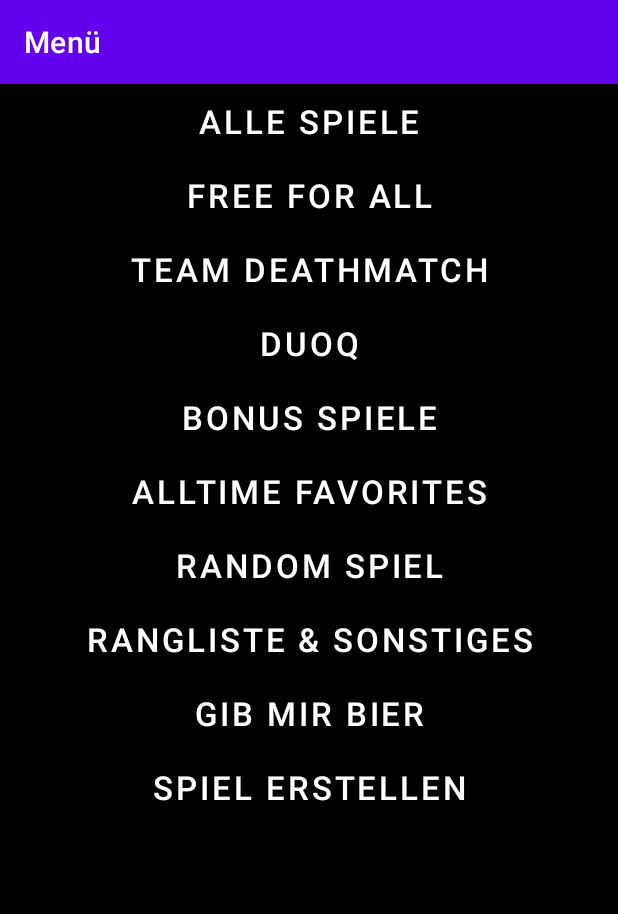
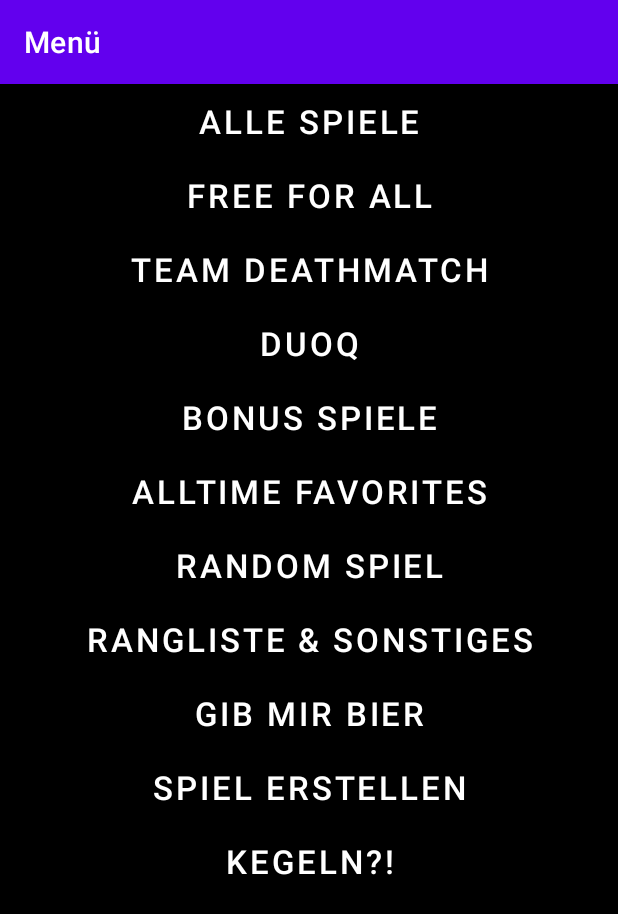
Before and after one commit to sebuech02/inet_test, an Android app: the zweiteSeite screen opened directly, with no data from a screen before it, on a phone screen of 412 x 824 dp. Shown: the top 914 px of the screen. Run offline under Robolectric (Android 15) with nearby library versions, the light colour scheme and no system bars; 1 statement that could not run was skipped.

Commit message:
Design Fixes & Versuch Kegeln Virtuell zu ermöglichen

```diff
--- a/app/src/main/AndroidManifest.xml
+++ b/app/src/main/AndroidManifest.xml
@@ -32,6 +32,8 @@
         <activity android:name=".anmeldung"/>
         <activity android:name=".auswahl"/>
         <activity android:name=".spielerstellen"/>
+        <activity android:name=".kegeln"
+            android:theme="@style/Theme.Inet_test2"/>
     </application>
 
 </manifest>
--- a/app/src/main/java/com/example/inet_test/zweiteSeite.java
+++ b/app/src/main/java/com/example/inet_test/zweiteSeite.java
@@ -23,6 +23,7 @@ public class zweiteSeite extends MainActivity implements View.OnClickListener{
     private Button rang;
     private Button bier;
     private Button spielmachen;
+    private  Button kegeln;
     private ArrayList<spiel> ubergabe;
     private TextView tv;
 
@@ -42,6 +43,7 @@ public class zweiteSeite extends MainActivity implements View.OnClickListener{
         rang=(Button) findViewById(R.id.button8);
         bier=(Button) findViewById(R.id.button9);
         spielmachen=(Button) findViewById(R.id.button10);
+        kegeln =(Button) findViewById(R.id.button11);
         ubergabe=spiel_liste.get();
         alles.setOnClickListener(this);
         free.setOnClickListener(this);
@@ -53,6 +55,7 @@ public class zweiteSeite extends MainActivity implements View.OnClickListener{
         rang.setOnClickListener(this);
         bier.setOnClickListener(this);
         spielmachen.setOnClickListener(this);
+        kegeln.setOnClickListener(this);
         bier_local.init();
         }
         @Override
@@ -93,6 +96,9 @@ public class zweiteSeite extends MainActivity implements View.OnClickListener{
             case R.id.button10:
                 startActivity(new Intent(zweiteSeite.this, spielerstellen.class));
                 break;
+            case R.id.button11:
+                startActivity(new Intent(zweiteSeite.this, kegeln.class));
+                break;
             default:
                 break;
             }
--- a/app/src/main/res/layout/settings.xml
+++ b/app/src/main/res/layout/settings.xml
@@ -6,7 +6,8 @@
     <LinearLayout
         android:layout_width="match_parent"
         android:layout_height="match_parent"
-        android:orientation="vertical">
+        android:orientation="vertical"
+        android:backgroundTint="#000000">
 
         <TextView
             android:layout_width="match_parent"
--- a/app/src/main/res/layout/zweiteseite.xml
+++ b/app/src/main/res/layout/zweiteseite.xml
@@ -99,6 +99,15 @@
             android:backgroundTint="#000000"
             android:text="Spiel erstellen"
             app:layout_constraintEnd_toEndOf="parent" />
+        <Button
+            android:id="@+id/button11"
+            android:layout_width="match_parent"
+            android:layout_height="wrap_content"
+            android:textColor="#ffffff"
+            android:textSize="22dp"
+            android:backgroundTint="#000000"
+            android:text="Kegeln?!"
+            app:layout_constraintEnd_toEndOf="parent" />
     </LinearLayout>
 
 </androidx.constraintlayout.widget.ConstraintLayout>
--- a/app/src/main/res/values-night/themes.xml
+++ b/app/src/main/res/values-night/themes.xml
@@ -3,14 +3,27 @@
     <style name="Theme.Inet_test" parent="Theme.MaterialComponents.DayNight.DarkActionBar">
         <!-- Primary brand color. -->
         <item name="colorPrimary">@color/purple_200</item>
-        <item name="colorPrimaryVariant">@color/purple_700</item>
+        <item name="colorPrimaryVariant">#000000</item>
         <item name="colorOnPrimary">@color/black</item>
         <!-- Secondary brand color. -->
         <item name="colorSecondary">@color/teal_200</item>
         <item name="colorSecondaryVariant">@color/teal_200</item>
         <item name="colorOnSecondary">@color/black</item>
         <!-- Status bar color. -->
-        <item name="android:statusBarColor" tools:targetApi="l">?attr/colorPrimaryVariant</item>
+        <item name="android:statusBarColor" tools:targetApi="l">#000000</item>
+        <!-- Customize your theme here. -->
+    </style>
+    <style name="Theme.Inet_test2" parent="Theme.MaterialComponents.DayNight.NoActionBar">
+        <!-- Primary brand color. -->
+        <item name="colorPrimary">@color/purple_500</item>
+        <item name="colorPrimaryVariant">#000000</item>
+        <item name="colorOnPrimary">@color/black</item>
+        <!-- Secondary brand color. -->
+        <item name="colorSecondary">@color/teal_200</item>
+        <item name="colorSecondaryVariant">@color/teal_700</item>
+        <item name="colorOnSecondary">@color/black</item>
+        <!-- Status bar color. -->
+        <item name="android:statusBarColor" tools:targetApi="l">#000000</item>
         <!-- Customize your theme here. -->
     </style>
 </resources>
--- a/app/src/main/res/values/themes.xml
+++ b/app/src/main/res/values/themes.xml
@@ -3,14 +3,27 @@
     <style name="Theme.Inet_test" parent="Theme.MaterialComponents.DayNight.DarkActionBar">
         <!-- Primary brand color. -->
         <item name="colorPrimary">@color/purple_500</item>
-        <item name="colorPrimaryVariant">@color/purple_700</item>
+        <item name="colorPrimaryVariant">#000000</item>
         <item name="colorOnPrimary">@color/white</item>
         <!-- Secondary brand color. -->
         <item name="colorSecondary">@color/teal_200</item>
         <item name="colorSecondaryVariant">@color/teal_700</item>
         <item name="colorOnSecondary">@color/black</item>
         <!-- Status bar color. -->
-        <item name="android:statusBarColor" tools:targetApi="l">?attr/colorPrimaryVariant</item>
+        <item name="android:statusBarColor" tools:targetApi="l">#000000</item>
+        <!-- Customize your theme here. -->
+    </style>
+    <style name="Theme.Inet_test2" parent="Theme.MaterialComponents.DayNight.NoActionBar">
+        <!-- Primary brand color. -->
+        <item name="colorPrimary">@color/purple_500</item>
+        <item name="colorPrimaryVariant">#000000</item>
+        <item name="colorOnPrimary">@color/white</item>
+        <!-- Secondary brand color. -->
+        <item name="colorSecondary">@color/teal_200</item>
+        <item name="colorSecondaryVariant">@color/teal_700</item>
+        <item name="colorOnSecondary">@color/black</item>
+        <!-- Status bar color. -->
+        <item name="android:statusBarColor" tools:targetApi="l">#000000</item>
         <!-- Customize your theme here. -->
     </style>
 </resources>
```
Also changed, not shown: app/src/main/java/com/example/inet_test/kegeln.java (added, +69 -0 lines), app/src/main/res/layout/kegeln.xml (added, +14 -0 lines), app/src/main/res/drawable/background.png (added).
